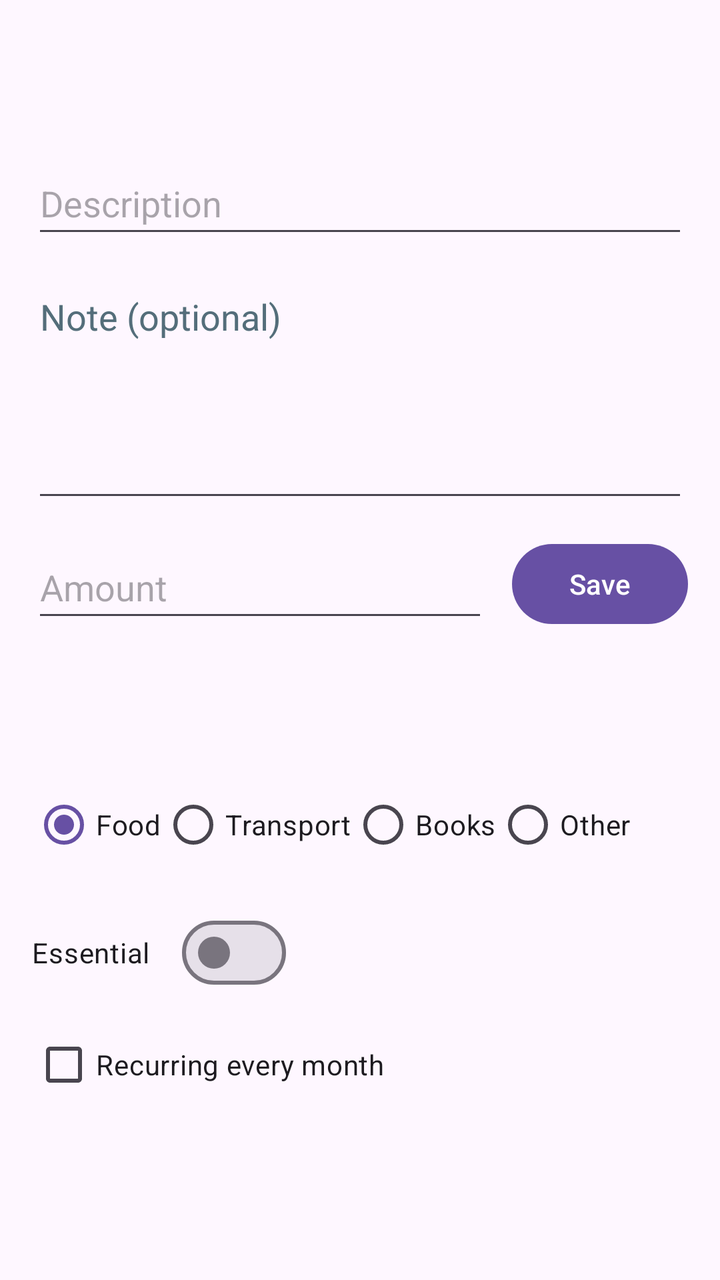
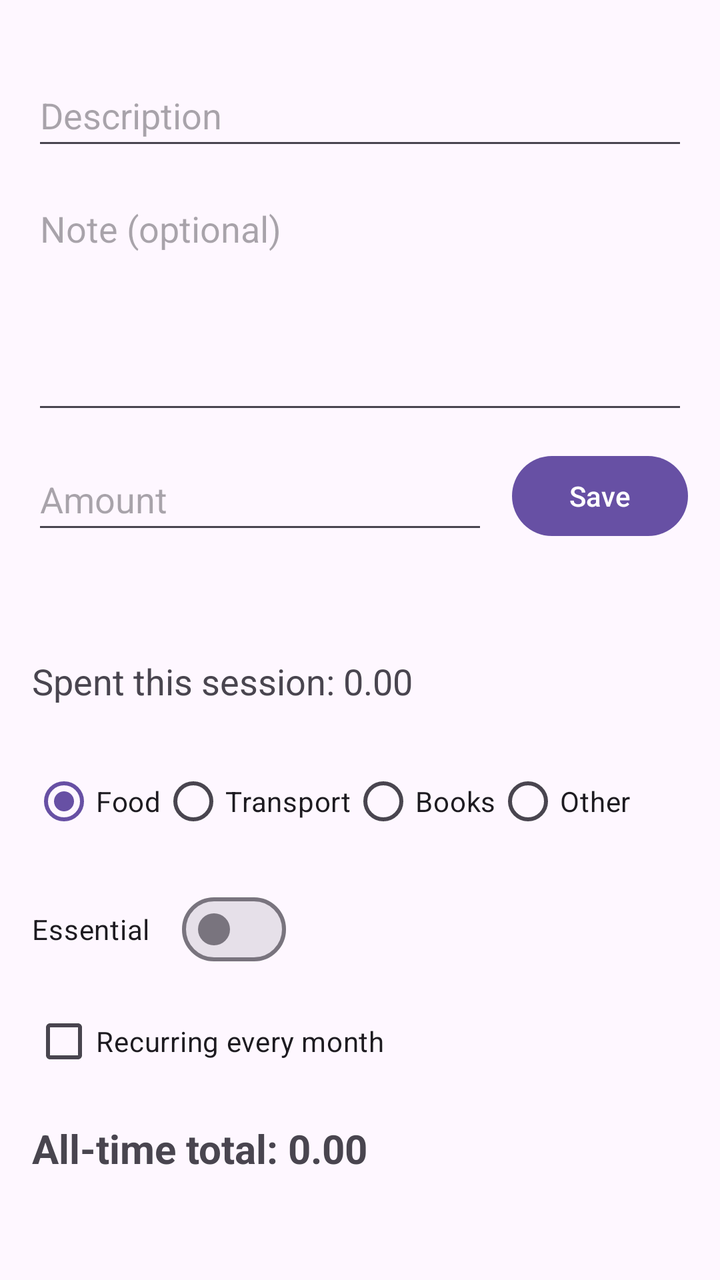

Compare the two renders of this Android layout. The source of the first and the diff that turns it into the second are given below.
<!-- AndroidManifest.xml: application theme Theme.PocketBudget -->
<!-- res/layout/activity_main.xml -->
<?xml version="1.0" encoding="utf-8"?>
<ScrollView
    xmlns:android="http://schemas.android.com/apk/res/android"
    xmlns:app="http://schemas.android.com/apk/res-auto"
    xmlns:tools="http://schemas.android.com/tools"
    android:layout_width="match_parent"
    android:layout_height="match_parent"
    android:fillViewport="true">

    <androidx.constraintlayout.widget.ConstraintLayout
        android:layout_width="match_parent"
        android:layout_height="wrap_content"
        android:padding="16dp">

        <EditText
            android:id="@+id/descriptionInput"
            android:layout_width="0dp"
            android:layout_height="wrap_content"
            android:layout_marginTop="60dp"
            android:autofillHints=""
            android:hint="@string/description_hint"
            android:inputType="text"
            android:minHeight="48dp"
            app:layout_constraintEnd_toEndOf="parent"
            app:layout_constraintHorizontal_bias="0.0"
            app:layout_constraintStart_toStartOf="parent"
            app:layout_constraintTop_toTopOf="parent" />

        <EditText
            android:id="@+id/noteInput"
            android:layout_width="0dp"
            android:layout_height="120dp"
            android:layout_marginTop="12dp"
            android:autofillHints=""
            android:gravity="top|start"
            android:hint="@string/note_hint"
            android:inputType="textMultiLine"
            android:textColorHint="#546E7A"
            app:layout_constraintEnd_toEndOf="parent"
            app:layout_constraintStart_toStartOf="parent"
            app:layout_constraintTop_toBottomOf="@id/descriptionInput" />

        <EditText
            android:id="@+id/amountInput"
            android:layout_width="0dp"
            android:layout_height="wrap_content"
            android:layout_marginTop="12dp"
            android:layout_marginEnd="12dp"
            android:autofillHints=""
            android:hint="@string/amount_hint"
            android:inputType="numberDecimal"
            android:minHeight="48dp"
            app:layout_constraintEnd_toStartOf="@id/saveButton"
            app:layout_constraintStart_toStartOf="parent"
            app:layout_constraintTop_toBottomOf="@id/noteInput"
            tools:ignore="VisualLintTextFieldSize" />

        <Button
            android:id="@+id/saveButton"
            android:layout_width="wrap_content"
            android:layout_height="wrap_content"
            android:text="@string/save_button"
            app:layout_constraintTop_toTopOf="@id/amountInput"
            app:layout_constraintBottom_toBottomOf="@id/amountInput"
            app:layout_constraintEnd_toEndOf="parent" />

        <TextView
            android:id="@+id/statusText"
            android:layout_width="0dp"
            android:layout_height="wrap_content"
            android:layout_marginTop="24dp"
            android:textSize="18sp"
            app:layout_constraintTop_toBottomOf="@id/amountInput"
            app:layout_constraintStart_toStartOf="parent"
            app:layout_constraintEnd_toEndOf="parent" />

        

        
        <RadioGroup
            android:id="@+id/categoryGroup"
            android:layout_width="0dp"
            android:layout_height="wrap_content"
            android:layout_marginTop="24dp"
            android:orientation="horizontal"
            app:layout_constraintTop_toBottomOf="@id/statusText"
            app:layout_constraintStart_toStartOf="parent"
            app:layout_constraintEnd_toEndOf="parent">

            
            <RadioButton
                android:id="@+id/radioFood"
                android:layout_width="wrap_content"
                android:layout_height="wrap_content"
                android:checked="true"
                android:text="@string/category_food" />

            <RadioButton
                android:id="@+id/radioTransport"
                android:layout_width="wrap_content"
                android:layout_height="wrap_content"
                android:text="@string/category_transport" />

            <RadioButton
                android:id="@+id/radioBooks"
                android:layout_width="wrap_content"
                android:layout_height="wrap_content"
                android:text="@string/category_books" />

            <RadioButton
                android:id="@+id/radioOther"
                android:layout_width="wrap_content"
                android:layout_height="wrap_content"
                android:text="@string/category_other" />
        </RadioGroup>

        
        <com.google.android.material.materialswitch.MaterialSwitch
            android:id="@+id/essentialSwitch"
            android:layout_width="wrap_content"
            android:layout_height="wrap_content"
            android:layout_marginTop="16dp"
            android:text="@string/essential_label"
            app:layout_constraintTop_toBottomOf="@id/categoryGroup"
            app:layout_constraintStart_toStartOf="parent" />

        
        <CheckBox
            android:id="@+id/recurringCheckbox"
            android:layout_width="wrap_content"
            android:layout_height="wrap_content"
            android:layout_marginTop="8dp"
            android:text="@string/recurring_label"
            app:layout_constraintTop_toBottomOf="@id/essentialSwitch"
            app:layout_constraintStart_toStartOf="parent" />

        <androidx.recyclerview.widget.RecyclerView
            android:id="@+id/expenseList"
            android:layout_width="match_parent"
            android:layout_height="wrap_content"
            android:layout_marginTop="16dp"
            android:nestedScrollingEnabled="false"
            app:layout_constraintEnd_toEndOf="parent"
            app:layout_constraintStart_toStartOf="parent"
            app:layout_constraintTop_toBottomOf="@id/recurringCheckbox" />

    </androidx.constraintlayout.widget.ConstraintLayout>
</ScrollView>
<!-- resources referenced by this layout -->
<resources>
  <string name="amount_hint">Amount</string>
  <string name="category_books">Books</string>
  <string name="category_food">Food</string>
  <string name="category_other">Other</string>
  <string name="category_transport">Transport</string>
  <string name="description_hint">Description</string>
  <string name="essential_label">Essential</string>
  <string name="note_hint">Note (optional)</string>
  <string name="recurring_label">Recurring every month</string>
  <string name="save_button">Save</string>
  <style name="Theme.PocketBudget" parent="Base.Theme.PocketBudget" />
  <style name="Base.Theme.PocketBudget" parent="Theme.Material3.DayNight.NoActionBar">
          
          
      </style>
</resources>

<!-- the commit's change to res/layout/activity_main.xml (unified diff, before → after) -->
@@ -16,29 +16,27 @@
             android:id="@+id/descriptionInput"
             android:layout_width="0dp"
             android:layout_height="wrap_content"
-            android:layout_marginTop="60dp"
+            android:layout_marginTop="16dp"
+            android:hint="@string/description_hint"
+            android:inputType="textCapSentences"
+            android:minHeight="48dp"
             android:autofillHints=""
-            android:hint="@string/description_hint"
-            android:inputType="text"
-            android:minHeight="48dp"
-            app:layout_constraintEnd_toEndOf="parent"
-            app:layout_constraintHorizontal_bias="0.0"
+            app:layout_constraintTop_toTopOf="parent"
             app:layout_constraintStart_toStartOf="parent"
-            app:layout_constraintTop_toTopOf="parent" />
+            app:layout_constraintEnd_toEndOf="parent" />
 
         <EditText
             android:id="@+id/noteInput"
             android:layout_width="0dp"
             android:layout_height="120dp"
             android:layout_marginTop="12dp"
+            android:hint="@string/note_hint"
+            android:inputType="textMultiLine|textCapSentences"
+            android:gravity="top|start"
             android:autofillHints=""
-            android:gravity="top|start"
-            android:hint="@string/note_hint"
-            android:inputType="textMultiLine"
-            android:textColorHint="#546E7A"
-            app:layout_constraintEnd_toEndOf="parent"
+            app:layout_constraintTop_toBottomOf="@id/descriptionInput"
             app:layout_constraintStart_toStartOf="parent"
-            app:layout_constraintTop_toBottomOf="@id/descriptionInput" />
+            app:layout_constraintEnd_toEndOf="parent" />
 
         <EditText
             android:id="@+id/amountInput"
@@ -46,13 +44,13 @@
             android:layout_height="wrap_content"
             android:layout_marginTop="12dp"
             android:layout_marginEnd="12dp"
-            android:autofillHints=""
             android:hint="@string/amount_hint"
             android:inputType="numberDecimal"
             android:minHeight="48dp"
+            android:autofillHints=""
+            app:layout_constraintTop_toBottomOf="@id/noteInput"
+            app:layout_constraintStart_toStartOf="parent"
             app:layout_constraintEnd_toStartOf="@id/saveButton"
-            app:layout_constraintStart_toStartOf="parent"
-            app:layout_constraintTop_toBottomOf="@id/noteInput"
             tools:ignore="VisualLintTextFieldSize" />
 
         <Button
@@ -74,20 +72,27 @@
             app:layout_constraintStart_toStartOf="parent"
             app:layout_constraintEnd_toEndOf="parent" />
 
-        
+        <TextView
+            android:id="@+id/sessionTotalText"
+            android:layout_width="0dp"
+            android:layout_height="wrap_content"
+            android:layout_marginTop="8dp"
+            android:text="@string/session_total_initial"
+            android:textSize="18sp"
+            app:layout_constraintTop_toBottomOf="@id/statusText"
+            app:layout_constraintStart_toStartOf="parent"
+            app:layout_constraintEnd_toEndOf="parent" />
 
-        
         <RadioGroup
             android:id="@+id/categoryGroup"
             android:layout_width="0dp"
             android:layout_height="wrap_content"
             android:layout_marginTop="24dp"
             android:orientation="horizontal"
-            app:layout_constraintTop_toBottomOf="@id/statusText"
+            app:layout_constraintTop_toBottomOf="@id/sessionTotalText"
             app:layout_constraintStart_toStartOf="parent"
             app:layout_constraintEnd_toEndOf="parent">
 
-            
             <RadioButton
                 android:id="@+id/radioFood"
                 android:layout_width="wrap_content"
@@ -112,9 +117,9 @@
                 android:layout_width="wrap_content"
                 android:layout_height="wrap_content"
                 android:text="@string/category_other" />
+
         </RadioGroup>
 
-        
         <com.google.android.material.materialswitch.MaterialSwitch
             android:id="@+id/essentialSwitch"
             android:layout_width="wrap_content"
@@ -124,7 +129,6 @@
             app:layout_constraintTop_toBottomOf="@id/categoryGroup"
             app:layout_constraintStart_toStartOf="parent" />
 
-        
         <CheckBox
             android:id="@+id/recurringCheckbox"
             android:layout_width="wrap_content"
@@ -134,15 +138,28 @@
             app:layout_constraintTop_toBottomOf="@id/essentialSwitch"
             app:layout_constraintStart_toStartOf="parent" />
 
+        <TextView
+            android:id="@+id/allTimeTotalText"
+            android:layout_width="0dp"
+            android:layout_height="wrap_content"
+            android:layout_marginTop="16dp"
+            android:text="@string/all_time_total_initial"
+            android:textSize="20sp"
+            android:textStyle="bold"
+            app:layout_constraintTop_toBottomOf="@id/recurringCheckbox"
+            app:layout_constraintStart_toStartOf="parent"
+            app:layout_constraintEnd_toEndOf="parent" />
+
         <androidx.recyclerview.widget.RecyclerView
             android:id="@+id/expenseList"
-            android:layout_width="match_parent"
+            android:layout_width="0dp"
             android:layout_height="wrap_content"
             android:layout_marginTop="16dp"
             android:nestedScrollingEnabled="false"
-            app:layout_constraintEnd_toEndOf="parent"
+            app:layout_constraintTop_toBottomOf="@id/allTimeTotalText"
             app:layout_constraintStart_toStartOf="parent"
-            app:layout_constraintTop_toBottomOf="@id/recurringCheckbox" />
+            app:layout_constraintEnd_toEndOf="parent" />
 
     </androidx.constraintlayout.widget.ConstraintLayout>
+
 </ScrollView>
<!-- resource entries referenced after the edit -->
@@ -1,5 +1,6 @@
 <!-- resources referenced by this layout -->
 <resources>
+  <string name="all_time_total_initial">All-time total: 0.00</string>
   <string name="amount_hint">Amount</string>
   <string name="category_books">Books</string>
   <string name="category_food">Food</string>
@@ -10,6 +11,7 @@
   <string name="note_hint">Note (optional)</string>
   <string name="recurring_label">Recurring every month</string>
   <string name="save_button">Save</string>
+  <string name="session_total_initial">Spent this session: 0.00</string>
   <style name="Theme.PocketBudget" parent="Base.Theme.PocketBudget" />
   <style name="Base.Theme.PocketBudget" parent="Theme.Material3.DayNight.NoActionBar">
           
